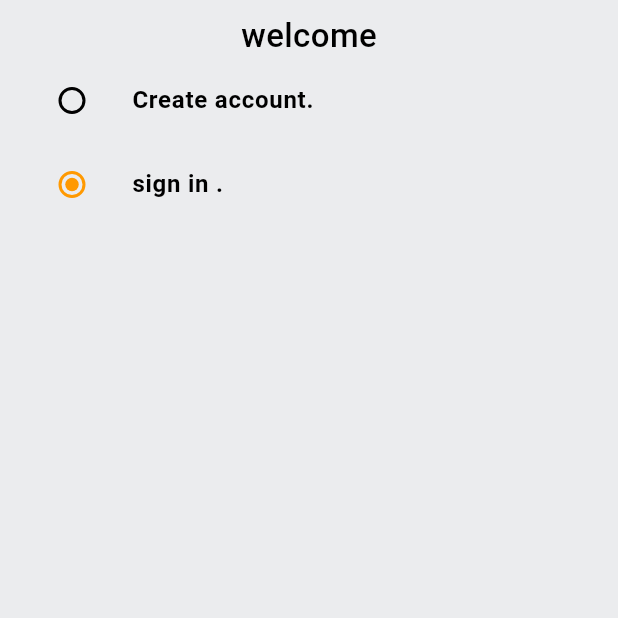
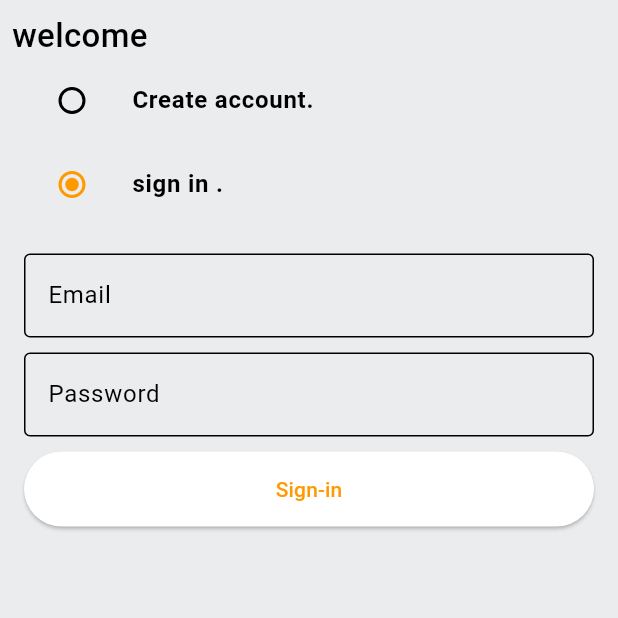
Before and after one commit to MamunUrRashidAIUB/amazon_clone, a Flutter app: the screen it shows after launch, on a phone screen of 412 x 824 dp, the top half of it. Run offline on Flutter 3.47's test engine with Material 3 defaults, Android fonts, the phone set to English and light mode, and no system bars.

```diff
--- /dev/null
+++ b/lib/common/widget/custom_button.dart
@@ -0,0 +1,16 @@
+import "package:flutter/material.dart";
+
+class Custombutton extends StatelessWidget {
+  final String text;
+  final VoidCallback ontap;
+  const Custombutton({super.key, required this.text, required this.ontap});
+
+  @override
+  Widget build(BuildContext context) {
+    return ElevatedButton(
+      child: Text(text),
+      onPressed: ontap,
+      style: ElevatedButton.styleFrom(minimumSize: const Size(500, 50)),
+    );
+  }
+}
--- a/lib/common/widget/customtextfield.dart
+++ b/lib/common/widget/customtextfield.dart
@@ -11,6 +11,7 @@ class CustomTextfield extends StatelessWidget {
     return TextFormField(
       controller: controller,
       decoration: InputDecoration(
+        hintText: hintText,
         border: OutlineInputBorder(
             borderSide: BorderSide(
           color: Colors.black,
--- a/lib/features/auth/screen/authscreen.dart
+++ b/lib/features/auth/screen/authscreen.dart
@@ -1,3 +1,4 @@
+import "package:amazon_clone/common/widget/custom_button.dart";
 import "package:amazon_clone/common/widget/customtextfield.dart";
 import "package:amazon_clone/constants/globalvariables.dart";
 import "package:flutter/material.dart";
@@ -39,6 +40,7 @@ class _AuthscreenState extends State<Authscreen> {
           child: Padding(
         padding: const EdgeInsets.all(8.0),
         child: Column(
+          crossAxisAlignment: CrossAxisAlignment.start,
           children: [
             const Text(
               "welcome",
@@ -61,15 +63,36 @@ class _AuthscreenState extends State<Authscreen> {
               ),
             ),
             if (_auth == auth.signup)
-              Form(
+              Container(
+                padding: const EdgeInsets.all(8),
+                child: Form(
                   key: _signinformkey,
                   child: Column(
                     children: [
                       CustomTextfield(
+                        controller: _namecontroller,
+                        hintText: "Name",
+                      ),
+                      const SizedBox(
+                        height: 10,
+                      ),
+                      CustomTextfield(
                         controller: _emailcontroller,
                         hintText: "Email",
-                    )
+                      ),
+                      const SizedBox(
+                        height: 10,
+                      ),
+                      CustomTextfield(
+                        controller: _passwordcontroller,
+                        hintText: "Password",
+                      ),
+                      const SizedBox(
+                        height: 10,
+                      ),
+                      Custombutton(text: "Sign-up", ontap: () {})
                     ],
+                  ),
                 ),
               ),
             ListTile(
@@ -87,7 +110,36 @@ class _AuthscreenState extends State<Authscreen> {
                   });
                 },
               ),
-            )
+            ),
+            if (_auth == auth.singin)
+              Container(
+                padding: const EdgeInsets.all(8),
+                child: Form(
+                  key: _signinformkey,
+                  child: Column(
+                    children: [
+                      const SizedBox(
+                        height: 10,
+                      ),
+                      CustomTextfield(
+                        controller: _emailcontroller,
+                        hintText: "Email",
+                      ),
+                      const SizedBox(
+                        height: 10,
+                      ),
+                      CustomTextfield(
+                        controller: _passwordcontroller,
+                        hintText: "Password",
+                      ),
+                      const SizedBox(
+                        height: 10,
+                      ),
+                      Custombutton(text: "Sign-in", ontap: () {})
+                    ],
+                  ),
+                ),
+              ),
           ],
         ),
       )),
```
Also changed, not shown: 3 other files. Lines whose indentation alone changed are shown as unchanged.
